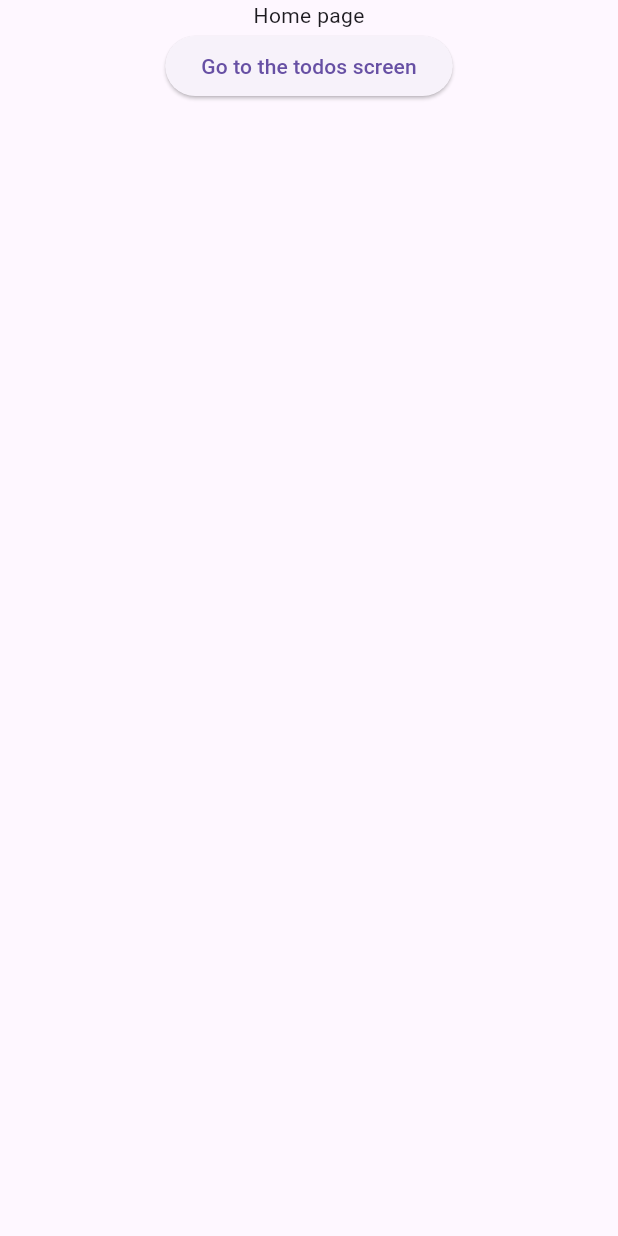
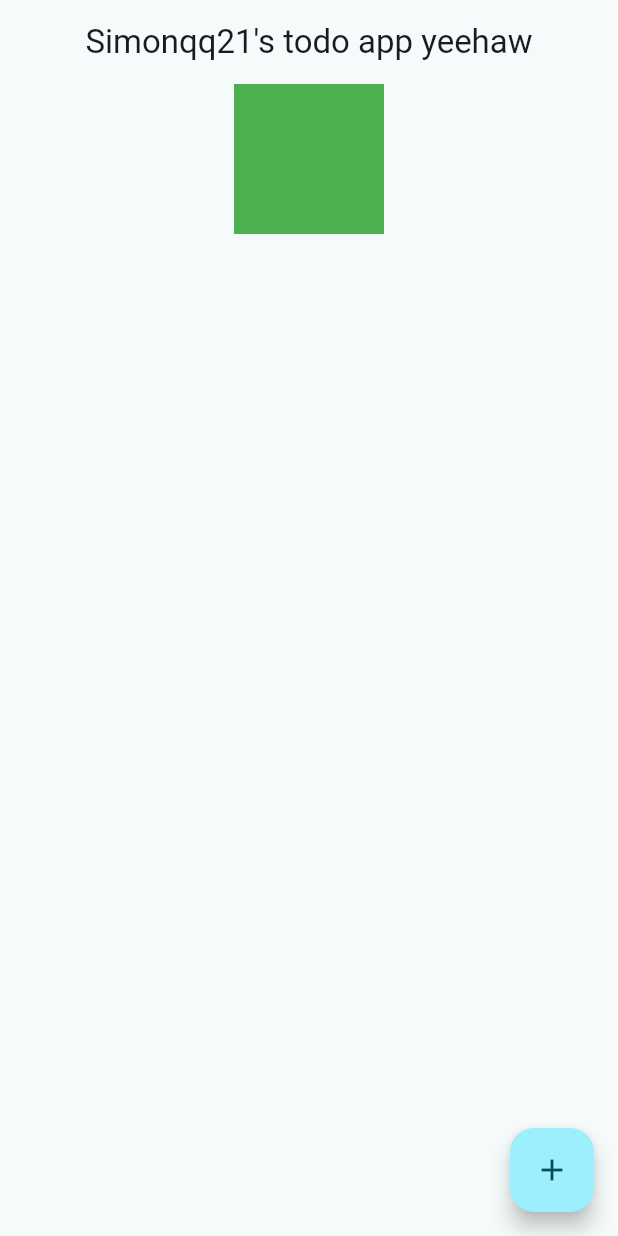
Before and after one commit to simonqq21/basic-todo-app-frontend, a Flutter app: the screen it shows after launch, on a phone screen of 412 x 824 dp. Run offline on Flutter 3.47's test engine with Material 3 defaults, Android fonts, the phone set to English and light mode, and no system bars; our stand-ins replace go_router, logger.

Commit message:
floating action button and logging

```diff
--- a/lib/main.dart
+++ b/lib/main.dart
@@ -1,13 +1,20 @@
 import 'package:flutter/material.dart';
 import 'package:go_router/go_router.dart';
+import 'package:logger/logger.dart';
+
+final logger = Logger(
+  printer: PrettyPrinter(
+    methodCount: 2, // Number of method calls to be displayed
+    errorMethodCount: 8, // Number of method calls if stacktrace is provided
+    lineLength: 120, // Width of the output
+    colors: true, // Colorful log messages
+    printEmojis: true, // Print an emoji for each log message
+    // Should each log print contain a timestamp
+    dateTimeFormat: DateTimeFormat.onlyTimeAndSinceStart,
+  ),
+);
 
 void main() {
-  // runApp(
-  //   ChangeNotifierProvider(
-  //     create: (context) => TodoContext(),
-  //     child: const MyApp(),
-  //   ),
-  // );
   runApp(MyApp());
 }
 
@@ -23,7 +30,13 @@ class MyApp extends StatelessWidget {
 
   @override
   Widget build(BuildContext context) {
-    return MaterialApp.router(routerConfig: _router);
+    return MaterialApp.router(
+      routerConfig: _router,
+      title: "Simonqq21's todo app",
+      theme: ThemeData(
+        colorScheme: ColorScheme.fromSeed(seedColor: Colors.white),
+      ),
+    );
     //   return MaterialApp(
     //     title: "Simonqq21's todo app",
     //     theme: ThemeData(
@@ -60,29 +73,38 @@ class HomePage extends StatelessWidget {
   @override
   Widget build(BuildContext context) {
     return Scaffold(
+      appBar: AppBar(title: Center(child: Text("Simonqq21's todo app yeehaw"))),
       body: Center(
         child: Column(
           children: [
-            Text("Home page"),
-            ElevatedButton(
-              onPressed: () => context.go('/todo'),
-              child: const Text('Go to the todos screen'),
-            ),
+            TodoTableHeader(),
+            // Text("Home page"),
+            // ElevatedButton(
+            //   onPressed: () => context.go('/todo'),
+            //   child: const Text('Go to the todos screen'),
+            // ),
           ],
         ),
+      ),
+      floatingActionButton: FloatingActionButton(
+        onPressed: () => logger.d("add todo button pressed"),
+        tooltip: "create a todo",
+        child: const Icon(Icons.add),
       ),
     );
   }
 }
 
-// class for viewing a single todo
-/**
- * title
- * id
- * written_by
- * completed
- * body
- */
+class TodoTableHeader extends StatelessWidget {
+  const TodoTableHeader({super.key});
+
+  @override
+  Widget build(BuildContext context) {
+    return Container(height: 100, width: 100, color: Colors.green);
+  }
+}
+
+/// class for viewing a single todo
 class SingleTodoPage extends StatelessWidget {
   const SingleTodoPage({super.key});
   @override
--- a/pubspec.yaml
+++ b/pubspec.yaml
@@ -36,6 +36,8 @@ dependencies:
   cupertino_icons: ^1.0.8
   provider: ^6.1.4
   go_router: ^15.1.1
+  http: ^1.3.0
+  logger: ^2.5.0
 
 dev_dependencies:
   flutter_test:
```
Also changed, not shown: pubspec.lock.
